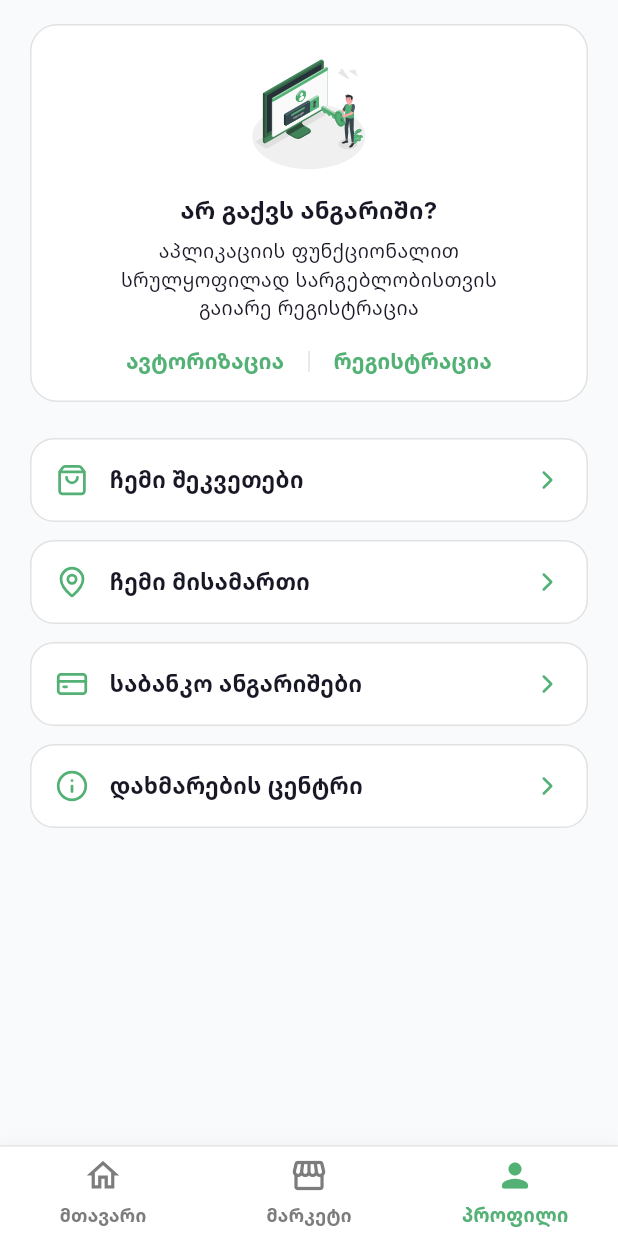
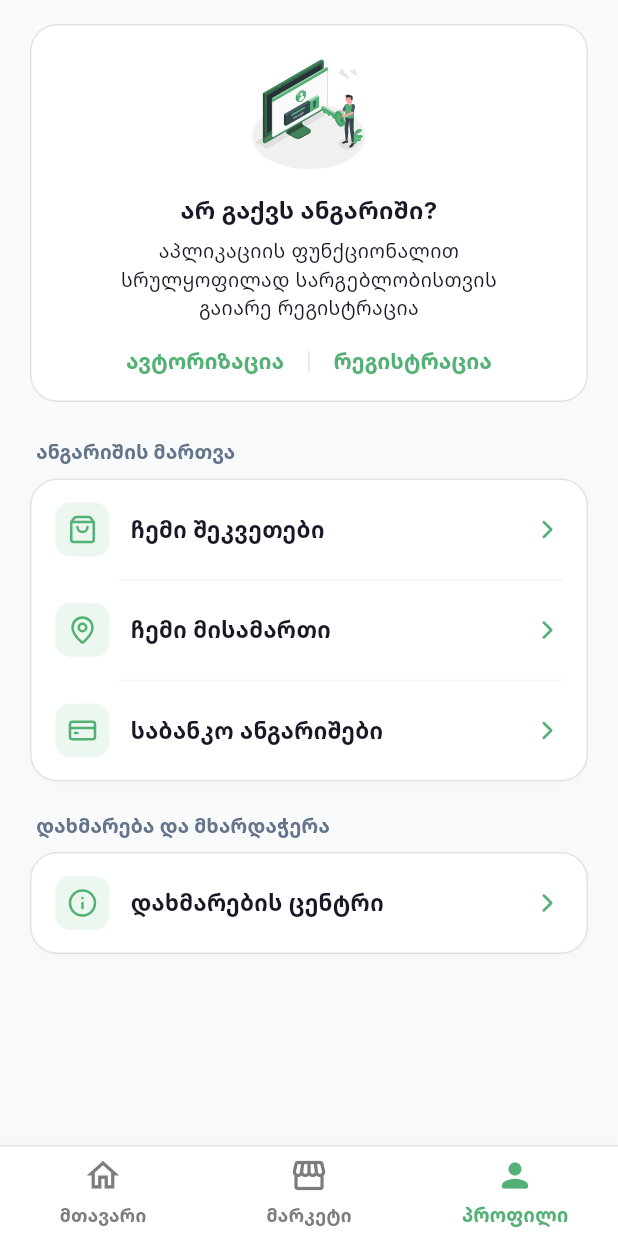
Before and after one commit to Sanchoka19/AgroKera, a Flutter app: the screen it shows after launch, item 3 of the bottom bar chosen, on a phone screen of 412 x 824 dp. Run offline on Flutter 3.47's test engine with Material 3 defaults, Android fonts, the phone set to English and light mode, and no system bars; our stand-ins replace flutter_map, flutter_riverpod, flutter_svg, google_fonts, latlong2, lucide_icons_flutter; network calls fail.

Commit message:
feat(profile): group profile items into structured sections with headers

```diff
--- a/lib/features/profile/presentation/screens/guest_profile_screen.dart
+++ b/lib/features/profile/presentation/screens/guest_profile_screen.dart
@@ -8,15 +8,30 @@ import 'package:agrokera/core/widgets/auth_required_bottom_sheet.dart';
 import 'package:agrokera/features/marketplace/presentation/widgets/guest_promo_banner.dart';
 import 'help_center_screen.dart';
 
-/// Guest Profile Screen adhering to Screenshot 7:
-/// - Top promo card "არ გაქვს ანგარიში? ... ავტორიზაცია | რეგისტრაცია"
-/// - List items with green icons & chevrons:
-///   1. ჩემი შეკვეთები (My Orders) - requires auth
-///   2. ჩემი მისამართი (My Address) - requires auth
-///   3. საბანკო ანგარიშები (Bank Accounts) - requires auth
-///   4. დახმარების ცენტრი (Help Center) - public
+/// Profile Screen with modern grouped sections:
+/// - Header: Promo Banner (Guest) or User Info Card (Authenticated)
+/// - Section 1: „ანგარიშის მართვა“ (My Orders, My Address, Bank Accounts)
+/// - Section 2: „დახმარება და მხარდაჭერა“ (Help Center)
 class GuestProfileScreen extends ConsumerWidget {
   const GuestProfileScreen({super.key});
+
+  Widget _buildSectionHeader(String title) {
+    return Align(
+      alignment: Alignment.centerLeft,
+      child: Padding(
+        padding: const EdgeInsets.only(left: 4, bottom: 8),
+        child: Text(
+          title,
+          style: AppTypography.titleMedium.copyWith(
+            fontSize: 13,
+            fontWeight: FontWeight.w700,
+            color: const Color(0xFF64748B),
+            letterSpacing: 0.2,
+          ),
+        ),
+      ),
+    );
+  }
 
   @override
   Widget build(BuildContext context, WidgetRef ref) {
@@ -28,6 +43,7 @@ class GuestProfileScreen extends ConsumerWidget {
         child: SingleChildScrollView(
           padding: const EdgeInsets.symmetric(horizontal: 20, vertical: 16),
           child: Column(
+            crossAxisAlignment: CrossAxisAlignment.stretch,
             children: [
               // Header Card
               if (!authState.isAuthenticated) ...[
@@ -40,6 +56,13 @@ class GuestProfileScreen extends ConsumerWidget {
                     color: AppColors.surface,
                     borderRadius: BorderRadius.circular(18),
                     border: Border.all(color: AppColors.border),
+                    boxShadow: [
+                      BoxShadow(
+                        color: Colors.black.withValues(alpha: 0.02),
+                        blurRadius: 8,
+                        offset: const Offset(0, 2),
+                      ),
+                    ],
                   ),
                   child: Row(
                     children: [
@@ -89,10 +112,27 @@ class GuestProfileScreen extends ConsumerWidget {
                 const SizedBox(height: 24),
               ],
 
-              // Menu List Items
-              _ProfileMenuItem(
+              // Section 1: ანგარიშის მართვა (First 3 items grouped together)
+              _buildSectionHeader('ანგარიშის მართვა'),
+              Container(
+                decoration: BoxDecoration(
+                  color: AppColors.surface,
+                  borderRadius: BorderRadius.circular(18),
+                  border: Border.all(color: AppColors.border, width: 1),
+                  boxShadow: [
+                    BoxShadow(
+                      color: Colors.black.withValues(alpha: 0.02),
+                      blurRadius: 8,
+                      offset: const Offset(0, 2),
+                    ),
+                  ],
+                ),
+                child: Column(
+                  children: [
+                    _ProfileGroupItem(
                       icon: LucideIcons.shoppingBag,
                       title: 'ჩემი შეკვეთები',
+                      isTop: true,
                       onTap: () {
                         requireAuth(
                           context,
@@ -107,9 +147,13 @@ class GuestProfileScreen extends ConsumerWidget {
                         );
                       },
                     ),
-              const SizedBox(height: 12),
-
-              _ProfileMenuItem(
+                    const Divider(
+                      height: 1,
+                      indent: 58,
+                      endIndent: 16,
+                      color: Color(0xFFF1F5F9),
+                    ),
+                    _ProfileGroupItem(
                       icon: LucideIcons.mapPin,
                       title: 'ჩემი მისამართი',
                       onTap: () {
@@ -118,17 +162,24 @@ class GuestProfileScreen extends ConsumerWidget {
                           ref: ref,
                           onAuthenticated: () {
                             ScaffoldMessenger.of(context).showSnackBar(
-                        const SnackBar(content: Text('მისამართების მართვა.')),
+                              const SnackBar(
+                                content: Text('მისამართების მართვა.'),
+                              ),
                             );
                           },
                         );
                       },
                     ),
-              const SizedBox(height: 12),
-
-              _ProfileMenuItem(
+                    const Divider(
+                      height: 1,
+                      indent: 58,
+                      endIndent: 16,
+                      color: Color(0xFFF1F5F9),
+                    ),
+                    _ProfileGroupItem(
                       icon: LucideIcons.creditCard,
                       title: 'საბანკო ანგარიშები',
+                      isBottom: true,
                       onTap: () {
                         requireAuth(
                           context,
@@ -143,11 +194,32 @@ class GuestProfileScreen extends ConsumerWidget {
                         );
                       },
                     ),
-              const SizedBox(height: 12),
+                  ],
+                ),
+              ),
 
-              _ProfileMenuItem(
+              const SizedBox(height: 20),
+
+              // Section 2: დახმარება და მხარდაჭერა (Help center isolated in its own card)
+              _buildSectionHeader('დახმარება და მხარდაჭერა'),
+              Container(
+                decoration: BoxDecoration(
+                  color: AppColors.surface,
+                  borderRadius: BorderRadius.circular(18),
+                  border: Border.all(color: AppColors.border, width: 1),
+                  boxShadow: [
+                    BoxShadow(
+                      color: Colors.black.withValues(alpha: 0.02),
+                      blurRadius: 8,
+                      offset: const Offset(0, 2),
+                    ),
+                  ],
+                ),
+                child: _ProfileGroupItem(
                   icon: LucideIcons.info,
                   title: 'დახმარების ცენტრი',
+                  isTop: true,
+                  isBottom: true,
                   onTap: () {
                     Navigator.of(context).push(
                       MaterialPageRoute(
@@ -156,7 +228,8 @@ class GuestProfileScreen extends ConsumerWidget {
                     );
                   },
                 ),
-              const SizedBox(height: 16),
+              ),
+              const SizedBox(height: 24),
             ],
           ),
         ),
@@ -165,32 +238,50 @@ class GuestProfileScreen extends ConsumerWidget {
   }
 }
 
-class _ProfileMenuItem extends StatelessWidget {
+class _ProfileGroupItem extends StatelessWidget {
   final IconData icon;
   final String title;
   final VoidCallback onTap;
+  final bool isTop;
+  final bool isBottom;
 
-  const _ProfileMenuItem({
+  const _ProfileGroupItem({
     required this.icon,
     required this.title,
     required this.onTap,
+    this.isTop = false,
+    this.isBottom = false,
   });
 
   @override
   Widget build(BuildContext context) {
-    return InkWell(
+    BorderRadius borderRadius = BorderRadius.zero;
+    if (isTop && isBottom) {
+      borderRadius = BorderRadius.circular(18);
+    } else if (isTop) {
+      borderRadius = const BorderRadius.vertical(top: Radius.circular(18));
+    } else if (isBottom) {
+      borderRadius = const BorderRadius.vertical(bottom: Radius.circular(18));
+    }
+
+    return Material(
+      color: Colors.transparent,
+      child: InkWell(
         onTap: onTap,
-      borderRadius: BorderRadius.circular(16),
-      child: Container(
-        padding: const EdgeInsets.symmetric(horizontal: 16, vertical: 16),
-        decoration: BoxDecoration(
-          color: AppColors.surface,
-          borderRadius: BorderRadius.circular(16),
-          border: Border.all(color: AppColors.border, width: 1),
-        ),
+        borderRadius: borderRadius,
+        child: Padding(
+          padding: const EdgeInsets.symmetric(horizontal: 16, vertical: 15),
           child: Row(
             children: [
-            Icon(icon, size: 22, color: AppColors.primary),
+              Container(
+                width: 36,
+                height: 36,
+                decoration: BoxDecoration(
+                  color: const Color(0xFFEBF7EF),
+                  borderRadius: BorderRadius.circular(10),
+                ),
+                child: Icon(icon, size: 20, color: AppColors.primary),
+              ),
               const SizedBox(width: 14),
               Expanded(
                 child: Text(
@@ -210,6 +301,7 @@ class _ProfileMenuItem extends StatelessWidget {
             ],
           ),
         ),
+      ),
     );
   }
 }
```
Also changed, not shown: 1 other file. Lines whose indentation alone changed are shown as unchanged.
